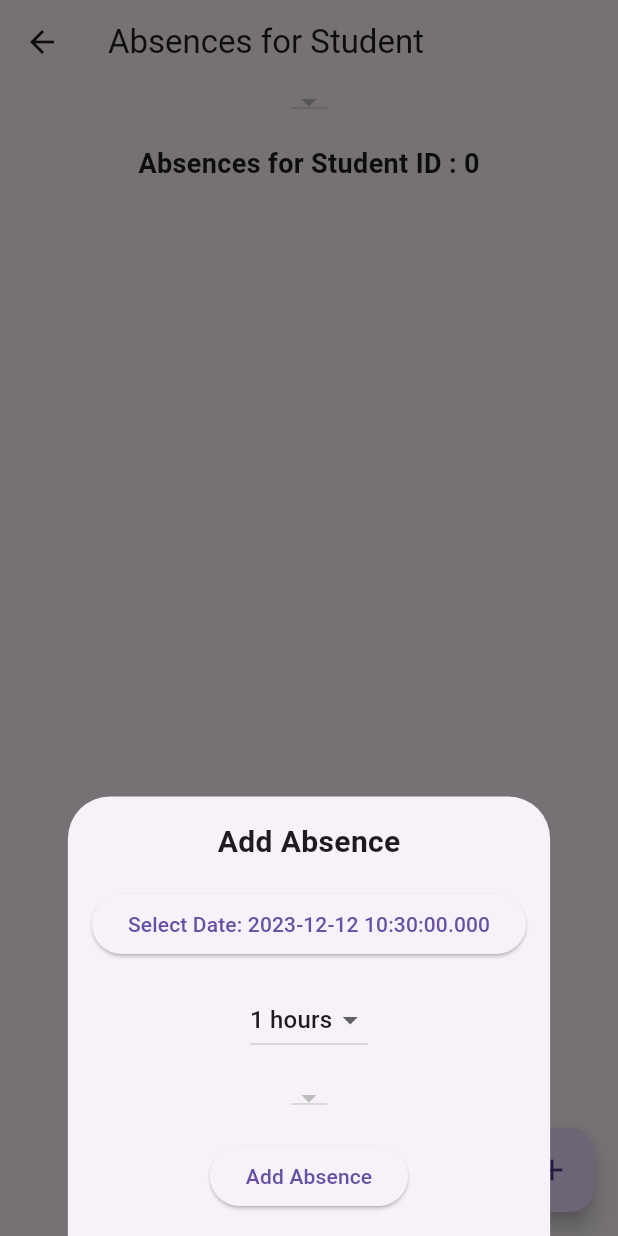
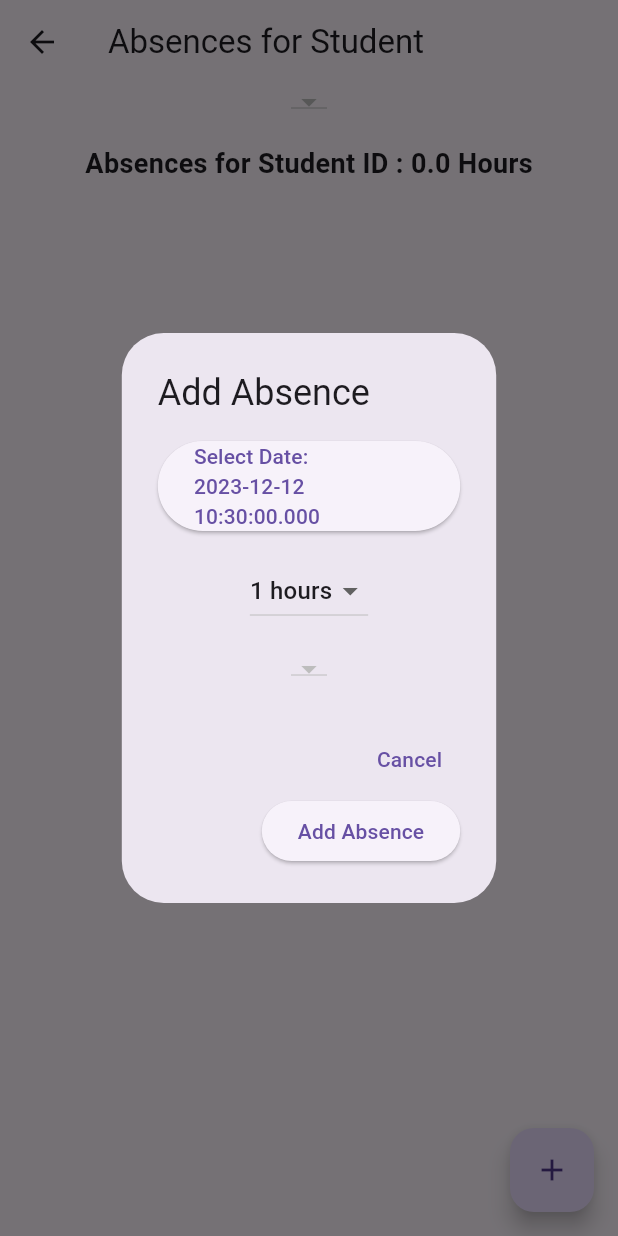
Before and after one commit to Malekkk25/Student_Management_Using_Flutter, a Flutter app: the StudentAbsencesPage screen opened directly with empty values, after a tap on the "add" icon, on a phone screen of 412 x 824 dp. Run offline on Flutter 3.47's test engine with Material 3 defaults, Android fonts, the phone set to English and light mode, and no system bars; network calls fail.

Commit message:
flutter examen tp v2.0

```diff
--- a/lib/StudentsAbsencesPage.dart
+++ b/lib/StudentsAbsencesPage.dart
@@ -2,6 +2,7 @@ import 'dart:convert';
 
 import 'package:flutter/material.dart';
 import 'package:http/http.dart' as http;
+import 'package:intl/intl.dart';
 
 class StudentAbsencesPage extends StatefulWidget {
   final int studentId;
@@ -29,6 +30,8 @@ class _StudentAbsencesPageState extends State<StudentAbsencesPage> {
   List<Map<String, dynamic>> absences = [];
   List<Map<String, dynamic>> students = [];
   List<Map<String, dynamic>> subjects = [];
+  List<String> departments = ['1', '2'];
+  String selectedDepartment = '1';
 
   late String selectedStudent;
   late int selectedSubject = 0;
@@ -118,6 +121,55 @@ class _StudentAbsencesPageState extends State<StudentAbsencesPage> {
     return subjects.any((element) => element['codMatiere'] as int == subjectId);
   }
 
+  String getFormattedDate(String date) {
+    DateTime dateA = DateTime.parse(date);
+    final DateFormat dateFormat = DateFormat('dd-MM-yyyy');
+
+    return dateFormat.format(dateA);
+  }
+
+  Future<double> getTotal(int subjectId) async {
+    double total = 0;
+    try {
+      final response = await http.get(
+        Uri.parse('http://10.0.2.2:8082/classes/matieres/total/$subjectId'),
+      );
+
+      if (response.statusCode == 200) {
+        total = double.parse(response.body);
+
+        print('Total: $total');
+      } else {
+        throw Exception('Failed to load total');
+      }
+    } catch (error) {
+      print('Error fetching total: $error');
+    }
+
+    return total;
+  }
+
+  Future<double> all(String studentId) async {
+    double total = 0;
+    try {
+      final response = await http.get(
+        Uri.parse('http://10.0.2.2:8082/absences/total/$studentId'),
+      );
+
+      if (response.statusCode == 200) {
+        total = double.parse(response.body);
+
+        print('Total: $total');
+      } else {
+        throw Exception('Failed to load total');
+      }
+    } catch (error) {
+      print('Error fetching total: $error');
+    }
+
+    return total;
+  }
+
   @override
   Widget build(BuildContext context) {
     return Scaffold(
@@ -151,21 +203,50 @@ class _StudentAbsencesPageState extends State<StudentAbsencesPage> {
             ),
 
             SizedBox(height: 16),
-            Text(
-              'Absences for Student ID : $selectedStudent',
+            FutureBuilder<double>(
+              future: all(selectedStudent),
+              builder: (context, snapshot) {
+                if (snapshot.connectionState == ConnectionState.waiting) {
+                  return Text(
+                    'Loading...',
                     style: TextStyle(fontSize: 18, fontWeight: FontWeight.bold),
+                  );
+                } else if (snapshot.hasError) {
+                  return Text(
+                    'Error: ${snapshot.error}',
+                    style: TextStyle(fontSize: 18, fontWeight: FontWeight.bold),
+                  );
+                } else {
+                  double total = snapshot.data ?? 0.0;
+                  return Text(
+                    'Absences for Student ID : $total Hours',
+                    style: TextStyle(fontSize: 18, fontWeight: FontWeight.bold),
+                  );
+                }
+              },
             ),
+
             Expanded(
               child: ListView.builder(
                 itemCount: absences.length,
                 itemBuilder: (context, index) {
+                  return FutureBuilder<double>(
+                    future: getTotal(absences[index]['matiere']['codMatiere']),
+                    builder: (context, snapshot) {
+                      if (snapshot.connectionState == ConnectionState.waiting) {
+                        return CircularProgressIndicator(); // or any loading indicator
+                      } else if (snapshot.hasError) {
+                        return Text('Error: ${snapshot.error}');
+                      } else {
+                        double total = snapshot.data ?? 0.0;
                         return Card(
                           margin: EdgeInsets.all(8),
                           child: ListTile(
                             title: Text(
                                 'Subject: ${absences[index]['matiere']['nomMat']}'),
-                      subtitle:
-                          Text('Charge Horaire: ${absences[index]['nha']}'),
+                            subtitle: Text(
+                              'Charge Horaire: ${absences[index]['nha']} | Date: ${getFormattedDate(absences[index]['dateA'])} | total des absences pour cette matieres: $total',
+                            ),
                             trailing: Row(
                               mainAxisSize: MainAxisSize.min,
                               children: [
@@ -187,6 +268,9 @@ class _StudentAbsencesPageState extends State<StudentAbsencesPage> {
                               ],
                             ),
                           ),
+                        );
+                      }
+                    },
                   );
                 },
               ),
@@ -244,20 +328,18 @@ class _StudentAbsencesPageState extends State<StudentAbsencesPage> {
     print(absences[index]['idAbsence'].toString());
     DateTime selectedDate = DateTime.now();
 
-    showModalBottomSheet(
+    double selectedChargeHoraire = 1;
+
+    showDialog(
       context: context,
       builder: (BuildContext context) {
-        return Container(
-          padding: EdgeInsets.all(16),
-          child: Column(
+        return StatefulBuilder(
+          builder: (BuildContext context, StateSetter setState) {
+            return AlertDialog(
+              title: Text('Update Absence'),
+              content: Column(
                 mainAxisSize: MainAxisSize.min,
                 children: [
-              Text(
-                'Update Absence',
-                style: TextStyle(fontSize: 20, fontWeight: FontWeight.bold),
-              ),
-              SizedBox(height: 16),
-              // Date picker
                   ElevatedButton(
                     onPressed: () async {
                       DateTime? pickedDate = await showDatePicker(
@@ -275,7 +357,6 @@ class _StudentAbsencesPageState extends State<StudentAbsencesPage> {
                     child: Text('Select Date: ${selectedDate.toLocal()}'),
                   ),
                   SizedBox(height: 16),
-
                   DropdownButton<num>(
                     value: nha,
                     onChanged: (num? newValue) {
@@ -292,9 +373,7 @@ class _StudentAbsencesPageState extends State<StudentAbsencesPage> {
                         )
                         .toList(),
                   ),
-
                   SizedBox(height: 16),
-              // Dropdown for Subjects
                   DropdownButton<int>(
                     value: subjectId,
                     onChanged: (int? newValue) {
@@ -311,7 +390,6 @@ class _StudentAbsencesPageState extends State<StudentAbsencesPage> {
                       },
                     ).toList(),
                   ),
-
                   SizedBox(height: 16),
                   ElevatedButton(
                     onPressed: () {
@@ -329,6 +407,8 @@ class _StudentAbsencesPageState extends State<StudentAbsencesPage> {
                   ),
                 ],
               ),
+            );
+          },
         );
       },
     );
@@ -380,21 +460,21 @@ class _StudentAbsencesPageState extends State<StudentAbsencesPage> {
   void _showAddAbsenceForm(BuildContext context) async {
     DateTime selectedDate = DateTime.now();
     double selectedChargeHoraire = 1;
+    int selectedMinutes = 0;
 
-    showModalBottomSheet(
+    showDialog(
       context: context,
       builder: (BuildContext context) {
-        return Container(
-          padding: EdgeInsets.all(16),
-          child: Column(
+        return StatefulBuilder(
+          builder: (BuildContext context, StateSetter setState) {
+            return Center(
+              child: SizedBox(
+                width: MediaQuery.of(context).size.width * 0.8,
+                child: AlertDialog(
+                  title: Text('Add Absence'),
+                  content: Column(
                     mainAxisSize: MainAxisSize.min,
                     children: [
-              Text(
-                'Add Absence',
-                style: TextStyle(fontSize: 20, fontWeight: FontWeight.bold),
-              ),
-              SizedBox(height: 16),
-              // Date picker
                       ElevatedButton(
                         onPressed: () async {
                           DateTime? pickedDate = await showDatePicker(
@@ -412,7 +492,6 @@ class _StudentAbsencesPageState extends State<StudentAbsencesPage> {
                         child: Text('Select Date: ${selectedDate.toLocal()}'),
                       ),
                       SizedBox(height: 16),
-
                       DropdownButton<num>(
                         value: selectedChargeHoraire,
                         onChanged: (num? newValue) {
@@ -429,9 +508,7 @@ class _StudentAbsencesPageState extends State<StudentAbsencesPage> {
                             )
                             .toList(),
                       ),
-
                       SizedBox(height: 16),
-              // Dropdown for Subjects
                       DropdownButton<int>(
                         value: selectedSubject,
                         onChanged: (int? newValue) {
@@ -448,8 +525,15 @@ class _StudentAbsencesPageState extends State<StudentAbsencesPage> {
                           },
                         ).toList(),
                       ),
-
-              SizedBox(height: 16),
+                    ],
+                  ),
+                  actions: <Widget>[
+                    TextButton(
+                      onPressed: () {
+                        Navigator.of(context).pop();
+                      },
+                      child: Text('Cancel'),
+                    ),
                     ElevatedButton(
                       onPressed: () async {
                         final response = await http.post(
@@ -467,13 +551,17 @@ class _StudentAbsencesPageState extends State<StudentAbsencesPage> {
                           fetchAbsencesForStudent(int.parse(selectedStudent));
                           Navigator.pop(context);
                         } else {
-                    print('Failed to add absence: ${response.statusCode}');
+                          print(
+                              'Failed to add absence: ${response.statusCode}');
                         }
                       },
                       child: Text('Add Absence'),
                     ),
                   ],
                 ),
+              ),
+            );
+          },
         );
       },
     );
--- a/pubspec.yaml
+++ b/pubspec.yaml
@@ -34,6 +34,7 @@ dependencies:
 
   cupertino_icons: ^1.0.2
   http: ^1.1.0
+  intl: ^0.17.0
   # The following adds the Cupertino Icons font to your application.
   # Use with the CupertinoIcons class for iOS style icons.
 
```
Also changed, not shown: pubspec.lock. Lines whose indentation alone changed are shown as unchanged.
